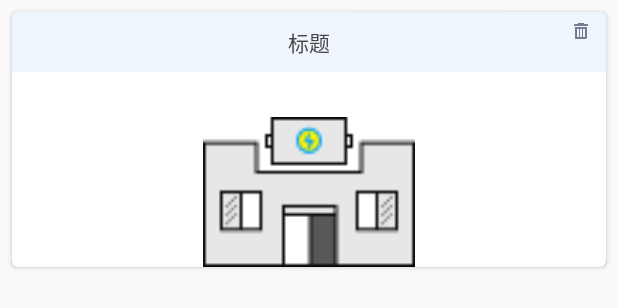
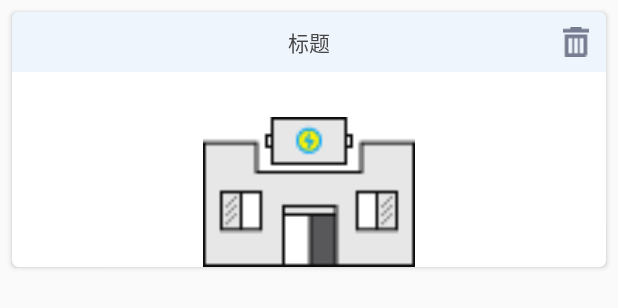
Before and after one commit to chenguo4930/biaoqian, an Android app: the layout recyclerview_item_grid_home.xml on its own in the app's theme, with its tools: preview values and no code run, on a phone screen of 412 x 824 dp. Shown: the top 308 px of the screen. Run offline under Robolectric (Android 15) with nearby library versions, the phone set to English and light mode, and no system bars.

Commit message:
添加了删除数据库的功能

```diff
--- a/app/src/main/java/com/shenrui/label/biaoqian/mvp/model/bean/SubStation.kt
+++ b/app/src/main/java/com/shenrui/label/biaoqian/mvp/model/bean/SubStation.kt
@@ -10,6 +10,7 @@ import android.os.Parcelable
  *  province_id : 省索引Id
  *  city_id : 市索引Id
  *  sub_short_name : 变电站名称拼音缩写
+ *  db_path : 数据库中的路径
  */
 data class SubStation(val sub_name: String, val volLevel_id: Int, val province_id: Int,
                       val city_id: Int, val sub_short_name: String, val db_path: String)
--- a/app/src/main/java/com/shenrui/label/biaoqian/ui/fragment/DeviceFragment.kt
+++ b/app/src/main/java/com/shenrui/label/biaoqian/ui/fragment/DeviceFragment.kt
@@ -112,7 +112,10 @@ class DeviceFragment : BaseFragment(), FragmentBackHandler {
 
         mAdapter = PanelGridAdapter(activity!!, mPanelBeanList, object : PanelGridAdapter.PanelClickListener {
             override fun onPanelItemClick(item: PanelBean) {
-                activity?.supportFragmentManager?.beginTransaction()?.add(R.id.content_frame, PanelFragment.newInstance(mDbPath!!, item))?.addToBackStack("PanelFragment")?.commit()
+                activity?.supportFragmentManager?.beginTransaction()
+                        ?.add(R.id.content_frame, PanelFragment.newInstance(mDbPath!!, item))
+                        ?.addToBackStack("PanelFragment")
+                        ?.commit()
             }
         })
         rv_panel.run {
--- a/app/src/main/java/com/shenrui/label/biaoqian/ui/fragment/GLConnectionFragment.kt
+++ b/app/src/main/java/com/shenrui/label/biaoqian/ui/fragment/GLConnectionFragment.kt
@@ -60,6 +60,7 @@ class GLConnectionFragment : BaseFragment(), FragmentBackHandler {
                         commit()
             }
         })
+
         rv_gl_connection.run {
             layoutManager = LinearLayoutManager(activity)
             adapter = txAdapter
--- a/app/src/main/java/com/shenrui/label/biaoqian/ui/fragment/PanelFragment.kt
+++ b/app/src/main/java/com/shenrui/label/biaoqian/ui/fragment/PanelFragment.kt
@@ -508,7 +508,7 @@ class PanelFragment : BaseFragment(), FragmentBackHandler {
 
         //--------------TX链接图------------------
         val txAdapter = PanelTXConnectionListItemRecyclerAdapter(activity!!, mTXConnectionList,
-                object :PanelTXConnectionListItemRecyclerAdapter.TXConnectionClickListener{
+                object : PanelTXConnectionListItemRecyclerAdapter.TXConnectionClickListener {
                     override fun onTXConnectionItemClick(item: TXConnectionBean) {
                         activity?.supportFragmentManager?.beginTransaction()
                                 ?.add(R.id.content_frame, ConnectionFragment.newInstance(mPath!!, null, null, item))
--- a/app/src/main/java/com/shenrui/label/biaoqian/ui/fragment/ScanFragment.kt
+++ b/app/src/main/java/com/shenrui/label/biaoqian/ui/fragment/ScanFragment.kt
@@ -32,7 +32,7 @@ class ScanFragment : BaseFragment() {
         }
     }
 
-    override fun getLayoutId()=R.layout.fragment_scan
+    override fun getLayoutId() = R.layout.fragment_scan
 
     override fun initView() {
     }
--- a/app/src/main/java/com/shenrui/label/biaoqian/ui/fragment/TestFragment.kt
+++ b/app/src/main/java/com/shenrui/label/biaoqian/ui/fragment/TestFragment.kt
@@ -116,7 +116,10 @@ class TestFragment : BaseFragment(), FragmentBackHandler {
 
         mAdapter = RegionListAdapter(activity!!, mRegionBeanList, object : RegionListAdapter.RegionClickListener {
             override fun onRegionItemClick(item: RegionBean) {
-                activity?.supportFragmentManager?.beginTransaction()?.add(R.id.content_frame, DeviceFragment.newInstance(mDbPath!!, item))?.addToBackStack("DeviceFragment")?.commit()
+                activity?.supportFragmentManager?.beginTransaction()
+                        ?.add(R.id.content_frame, DeviceFragment.newInstance(mDbPath!!, item))
+                        ?.addToBackStack("DeviceFragment")
+                        ?.commit()
             }
 
         })
--- a/app/src/main/res/layout/recyclerview_item_grid_home.xml
+++ b/app/src/main/res/layout/recyclerview_item_grid_home.xml
@@ -26,11 +26,11 @@
 
         <ImageView
             android:id="@+id/img_delete"
-            android:layout_width="25dp"
-            android:layout_height="25dp"
+            android:layout_width="20dp"
+            android:layout_height="20dp"
             android:layout_gravity="right"
-            android:layout_marginRight="4dp"
-            android:scaleType="centerInside"
+            android:layout_marginRight="10dp"
+            android:layout_marginTop="10dp"
             android:src="@mipmap/icon_delete" />
 
         <ImageView
```
Also changed, not shown: app/src/main/java/com/shenrui/label/biaoqian/ui/fragment/HomeFragment.kt (+42 -43 lines).
